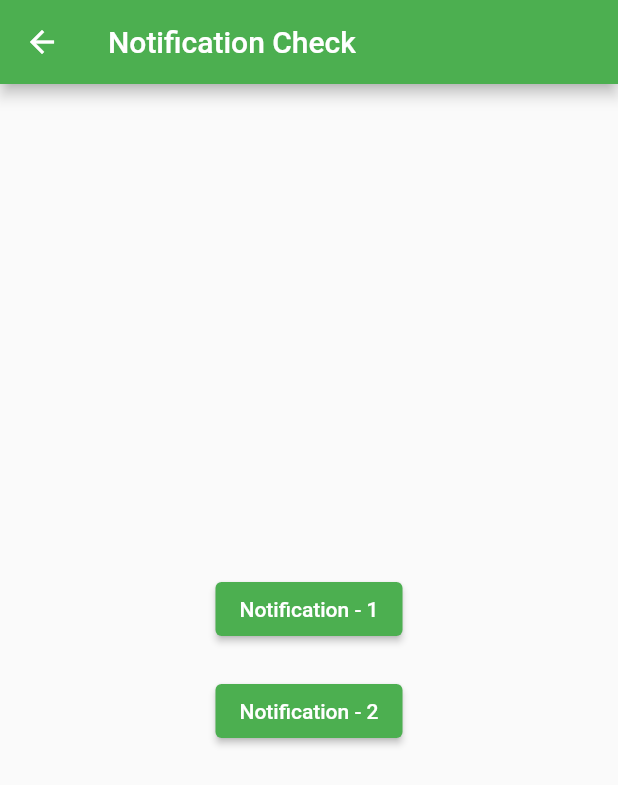
After one commit to imrishuroy/Assignments-Plus, a Flutter app: the NotificationCheck screen opened directly, on a phone screen of 412 x 824 dp. The commit adds this screen. Shown: the top 785 px of the screen. Run offline on Flutter 3.47's test engine with Material 2 defaults, Android fonts, the light colour scheme and no system bars; our stand-ins replace bloc, cached_network_image, cloud_firestore, equatable, firebase_auth, firebase_core and 11 more; accounts and stored records are empty.

Commit message:
Add local notification with sheduled time

```diff
--- /dev/null
+++ b/lib/screens/home/notification_check.dart
@@ -0,0 +1,55 @@
+import 'package:flutter/material.dart';
+import 'package:flutter_bloc/flutter_bloc.dart';
+import 'package:flutter_todo/services/notification_services.dart';
+
+class NotificationCheck extends StatelessWidget {
+  const NotificationCheck({Key? key}) : super(key: key);
+
+  @override
+  Widget build(BuildContext context) {
+    final notification =
+        RepositoryProvider.of<NotificationService>(context, listen: false);
+    return Scaffold(
+      appBar: AppBar(
+        title: Text('Notification Check'),
+      ),
+      body: Center(
+        child: Column(
+          mainAxisAlignment: MainAxisAlignment.center,
+          children: [
+            ElevatedButton(
+              onPressed: () {
+                notification.sheduledNotification(
+                  time: DateTime.now().add(Duration(seconds: 5)),
+                  channelId: '5',
+                  channelName: '5 sec channel',
+                  channelDescription: 'this will display notification of 5 sec',
+                  id: 0,
+                  title: 'Hi there...',
+                  message: 'This is 5 sec notification',
+                );
+              },
+              child: Text('Notification - 1'),
+            ),
+            SizedBox(height: 20.0),
+            ElevatedButton(
+              onPressed: () {
+                notification.sheduledNotification(
+                  time: DateTime.now().add(Duration(seconds: 10)),
+                  channelId: '10',
+                  channelName: '10 sec channel',
+                  channelDescription:
+                      'this will display notification of 10 sec',
+                  id: 1,
+                  title: 'Hi there...',
+                  message: 'This is 10 sec notification',
+                );
+              },
+              child: Text('Notification - 2'),
+            )
+          ],
+        ),
+      ),
+    );
+  }
+}
--- a/pubspec.yaml
+++ b/pubspec.yaml
@@ -32,6 +32,7 @@ dependencies:
   firebase_storage: ^8.0.5
   flutter_bloc: ^7.0.0
   flutter_linkify: ^5.0.2
+  flutter_local_notifications: ^6.0.0
   flutter_svg: ^0.22.0
   google_fonts: ^2.1.0
   google_sign_in: ^5.0.2
@@ -44,6 +45,7 @@ dependencies:
   timeago: ^3.0.2
   url_launcher: ^6.0.6
   uuid: ^3.0.4
+  flutter_datetime_picker: ^1.5.1
 
 dev_dependencies:
   flutter_test:
```
Also changed, not shown: lib/main.dart (+9 -9 lines), lib/screens/add_edit_todo_screen.dart (+66 -4 lines), lib/screens/home/home_screen.dart (+36 -2 lines), lib/services/notification_services.dart (added, +132 -0 lines), lib/services/services.dart (added), pubspec.lock, 7 other files.
